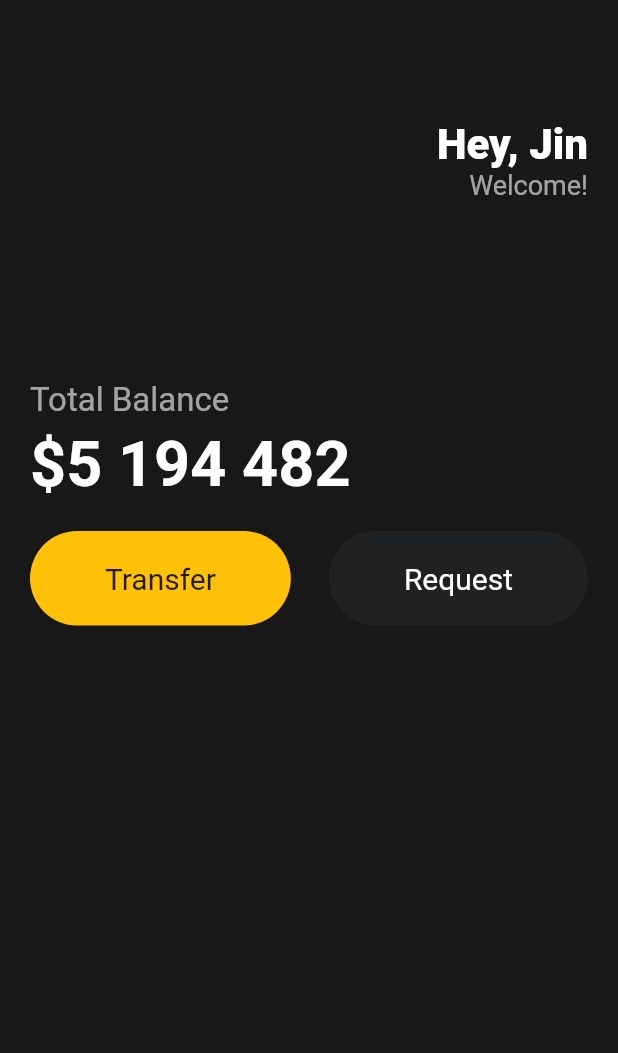
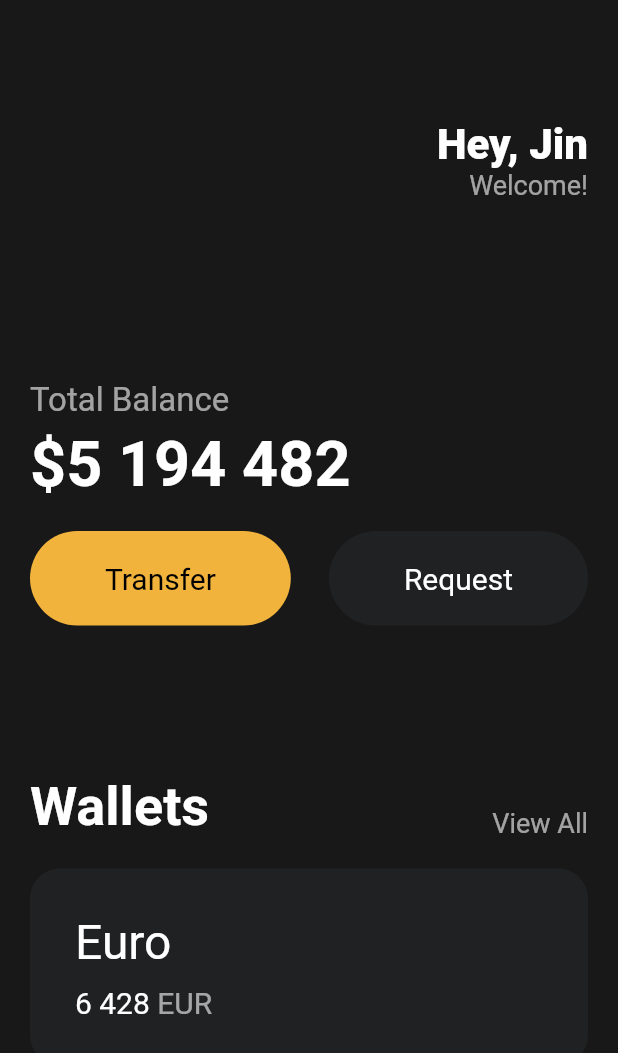
Before and after one commit to bennykim/mniii-flutter-daily-tracker, a Flutter app: the screen it shows after launch, on a phone screen of 412 x 824 dp. Shown: the top 1053 px of the screen. Run offline on Flutter 3.47's test engine with Material 2 defaults, Android fonts, the phone set to English and light mode, and no system bars.

Commit message:
feat: Separation of button widget and addition of simple box UI

```diff
--- a/lib/main.dart
+++ b/lib/main.dart
@@ -1,4 +1,5 @@
 import 'package:flutter/material.dart';
+import 'package:mniii_flutter_daily_tracker/widgets/Button.dart';
 
 void main() {
   runApp(const App());
@@ -71,47 +72,94 @@
               const SizedBox(
                 height: 20,
               ),
-              Row(
+              const Row(
                 mainAxisAlignment: MainAxisAlignment.spaceBetween,
                 children: [
-                  Container(
-                    decoration: BoxDecoration(
-                        color: Colors.amber,
-                        borderRadius: BorderRadius.circular(
-                          45,
-                        )),
-                    child: const Padding(
-                        padding: EdgeInsets.symmetric(
-                          vertical: 20,
-                          horizontal: 50,
+                  Button(
+                      text: 'Transfer',
+                      bgColor: Color(0xFFF1B33B),
+                      textColor: Colors.black),
+                  Button(
+                      text: 'Request',
+                      bgColor: Color(0xFF1F2123),
+                      textColor: Colors.white),
+                ],
               ),
-                        child: Text(
-                          'Transfer',
+              const SizedBox(
+                height: 100,
+              ),
+              Row(
+                crossAxisAlignment: CrossAxisAlignment.end,
+                mainAxisAlignment: MainAxisAlignment.spaceBetween,
+                children: [
+                  const Text(
+                    'Wallets',
                     style: TextStyle(
-                            fontSize: 20,
+                      color: Colors.white,
+                      fontSize: 36,
+                      fontWeight: FontWeight.w600,
                     ),
-                        )),
+                  ),
+                  Text(
+                    'View All',
+                    style: TextStyle(
+                      color: Colors.white.withOpacity(0.6),
+                      fontSize: 18,
+                    ),
+                  ),
+                ],
+              ),
+              const SizedBox(
+                height: 20,
               ),
               Container(
                 decoration: BoxDecoration(
                   color: const Color(0xFF1F2123),
-                        borderRadius: BorderRadius.circular(
-                          45,
-                        )),
-                    child: const Padding(
-                        padding: EdgeInsets.symmetric(
-                          vertical: 20,
-                          horizontal: 50,
+                  borderRadius: BorderRadius.circular(20),
                 ),
-                        child: Text(
-                          'Request',
+                child: Padding(
+                  padding: const EdgeInsets.all(30),
+                  child: Row(
+                    children: [
+                      Column(
+                        crossAxisAlignment: CrossAxisAlignment.start,
+                        children: [
+                          const Text(
+                            'Euro',
+                            style: TextStyle(
+                              color: Colors.white,
+                              fontSize: 32,
+                            ),
+                          ),
+                          const SizedBox(
+                            height: 10,
+                          ),
+                          Row(
+                            children: [
+                              const Text(
+                                '6 428',
                                 style: TextStyle(
                                   color: Colors.white,
                                   fontSize: 20,
                                 ),
-                        )),
+                              ),
+                              const SizedBox(
+                                width: 5,
+                              ),
+                              Text(
+                                'EUR',
+                                style: TextStyle(
+                                  color: Colors.white.withOpacity(0.6),
+                                  fontSize: 20,
+                                ),
+                              ),
+                            ],
                           )
                         ],
+                      )
+                    ],
+                  ),
+                ),
               )
             ],
           )),
--- /dev/null
+++ b/lib/widgets/Button.dart
@@ -0,0 +1,36 @@
+import 'package:flutter/material.dart';
+
+class Button extends StatelessWidget {
+  final String text;
+  final Color bgColor;
+  final Color textColor;
+
+  const Button(
+      {super.key,
+      required this.text,
+      required this.bgColor,
+      required this.textColor});
+
+  @override
+  Widget build(BuildContext context) {
+    return Container(
+      decoration: BoxDecoration(
+          color: bgColor,
+          borderRadius: BorderRadius.circular(
+            45,
+          )),
+      child: Padding(
+          padding: const EdgeInsets.symmetric(
+            vertical: 20,
+            horizontal: 50,
+          ),
+          child: Text(
+            text,
+            style: TextStyle(
+              color: textColor,
+              fontSize: 20,
+            ),
+          )),
+    );
+  }
+}
```
Also changed, not shown: 1 other file. Lines whose indentation alone changed are shown as unchanged.
